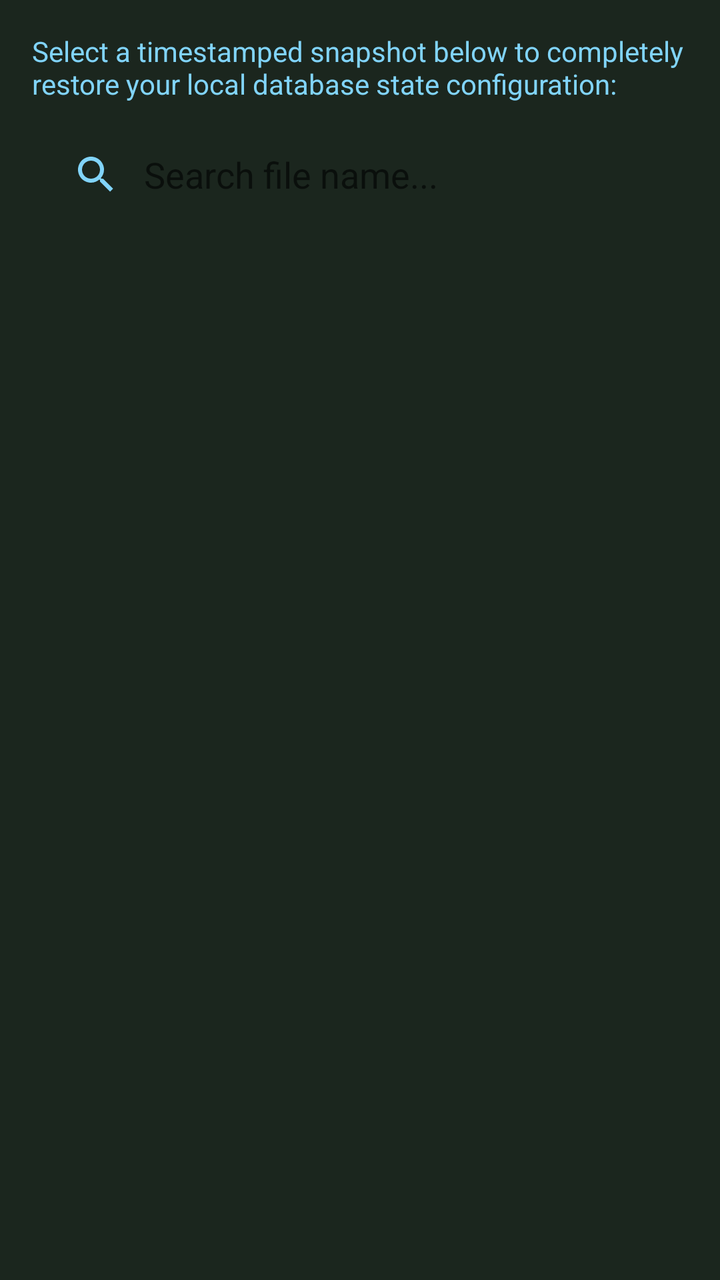
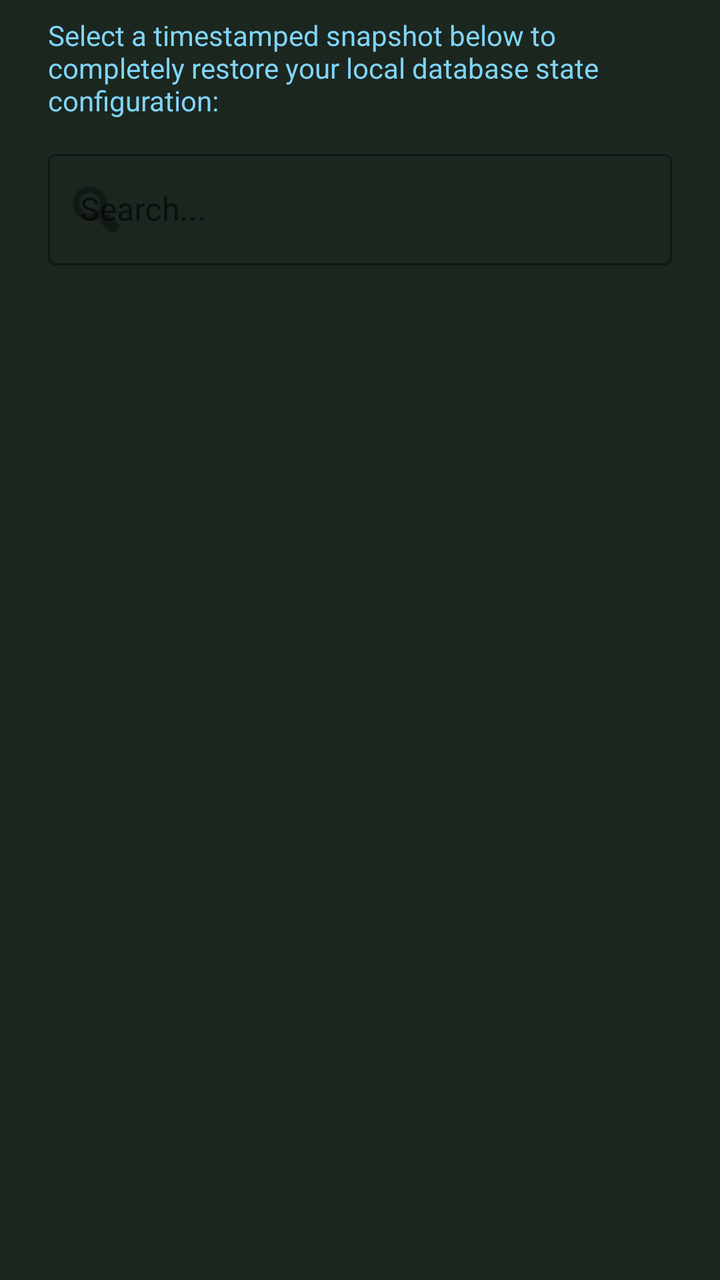

Before-and-after screenshots of an Android layout around one commit, followed by the original layout XML and the change that was made.
<!-- AndroidManifest.xml: application theme Theme.Presensor -->
<!-- res/layout/dialog_cloud_import.xml -->
<?xml version="1.0" encoding="utf-8"?>
<LinearLayout xmlns:android="http://schemas.android.com/apk/res/android"
    xmlns:app="http://schemas.android.com/apk/res-auto"
    android:layout_width="match_parent"
    android:layout_height="wrap_content"
    android:orientation="vertical"
    android:padding="16dp">

    <TextView
        android:id="@+id/dialogSubtitle"
        android:layout_width="match_parent"
        android:layout_height="wrap_content"
        android:text="@string/dialog_cloud_import_subtitle"
        android:textColor="?android:attr/textColorSecondary"
        android:textSize="14sp"
        android:paddingBottom="12dp" />

    <androidx.appcompat.widget.SearchView
        android:id="@+id/dialogSearchView"
        android:layout_width="match_parent"
        android:layout_height="wrap_content"
        android:layout_marginBottom="8dp"
        app:iconifiedByDefault="false"
        app:queryHint="Search file name..."
        app:queryBackground="@android:color/transparent" />

    <ListView
        android:id="@+id/backupListView"
        android:layout_width="match_parent"
        android:layout_height="240dp"
        android:divider="?android:attr/listDivider"
        android:dividerHeight="1dp" />
</LinearLayout>
<!-- resources referenced by this layout -->
<resources>
  <string name="dialog_cloud_import_subtitle">Select a timestamped snapshot below to completely restore your local database state configuration:</string>
  <style name="Theme.Presensor" parent="Base.Theme.Presensor" />
  <style name="Base.Theme.Presensor" parent="Theme.MaterialComponents.DayNight.NoActionBar">
          <item name="colorPrimary">@color/chalk_white</item>
          <item name="colorOnPrimary">@color/blackboard_green</item>
  
          <item name="android:windowBackground">@color/blackboard_green</item>
          <item name="colorSurface">@color/surface_dark</item>
  
          <item name="android:statusBarColor">#141D16</item>
          <item name="android:windowLightStatusBar">false</item>
          <item name="android:textColorPrimary">@color/chalk_white</item>
          <item name="android:textColorSecondary" format="color">@color/chalk_blue</item>
          <item name="timestampColor" format="color">@color/chalk_teal</item>
          <item name="actionItemColor" format="color">@color/chalk_blue</item>
          <item name="descriptiveTextColor" format="color">@color/chalk_orange</item>
          <item name="cardFrameColor" format="color">@color/blackboard_frame</item>
          <item name="cardBackgroundColor" format="color">@color/blackboard_lighter_green</item>
  
          <item name="studentSkippedClassColor" format="color">@color/chalk_red</item>
          <item name="studentAttendedClassColor" format="color">@color/chalk_green</item>
      </style>
  <color name="chalk_white">#F5F5F5</color>
  <color name="blackboard_green">#1B261E</color>
  <color name="surface_dark">#243027</color>
  <color name="chalk_blue">#81D4FA</color>
  <color name="chalk_teal">#80CBC4</color>
  <color name="chalk_orange">#FFCC80</color>
  <color name="blackboard_frame">#40FFFFFF</color>
  <color name="blackboard_lighter_green">#243228</color>
  <color name="chalk_red">#EF9A9A</color>
  <color name="chalk_green">#C5E1A5</color>
</resources>

<!-- the commit's change to res/layout/dialog_cloud_import.xml (unified diff, before → after) -->
@@ -4,7 +4,10 @@
     android:layout_width="match_parent"
     android:layout_height="wrap_content"
     android:orientation="vertical"
-    android:padding="16dp">
+    android:paddingStart="24dp"
+    android:paddingTop="8dp"
+    android:paddingEnd="24dp"
+    android:paddingBottom="16dp">
 
     <TextView
         android:id="@+id/dialogSubtitle"
@@ -15,19 +18,28 @@
         android:textSize="14sp"
         android:paddingBottom="12dp" />
 
-    <androidx.appcompat.widget.SearchView
-        android:id="@+id/dialogSearchView"
+    <com.google.android.material.textfield.TextInputLayout
+        android:id="@+id/tilCloudSearch"
         android:layout_width="match_parent"
         android:layout_height="wrap_content"
-        android:layout_marginBottom="8dp"
-        app:iconifiedByDefault="false"
-        app:queryHint="Search file name..."
-        app:queryBackground="@android:color/transparent" />
+        android:hint="Search..."
+        app:startIconDrawable="@android:drawable/ic_menu_search"
+        style="@style/Widget.MaterialComponents.TextInputLayout.OutlinedBox">
 
-    <ListView
-        android:id="@+id/backupListView"
+        <com.google.android.material.textfield.TextInputEditText
+            android:id="@+id/edtCloudSearch"
+            android:layout_width="match_parent"
+            android:layout_height="wrap_content"
+            android:inputType="text"
+            android:maxLines="1" />
+    </com.google.android.material.textfield.TextInputLayout>
+
+    <androidx.recyclerview.widget.RecyclerView
+        android:id="@+id/rvCloudFiles"
         android:layout_width="match_parent"
-        android:layout_height="240dp"
-        android:divider="?android:attr/listDivider"
-        android:dividerHeight="1dp" />
+        android:layout_height="320dp"
+        android:layout_marginTop="12dp"
+        android:clipToPadding="false"
+        android:paddingBottom="8dp" />
+
 </LinearLayout>
